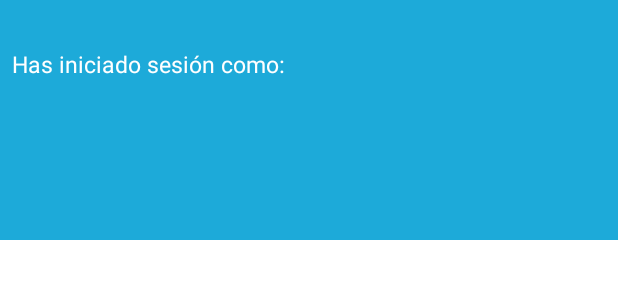
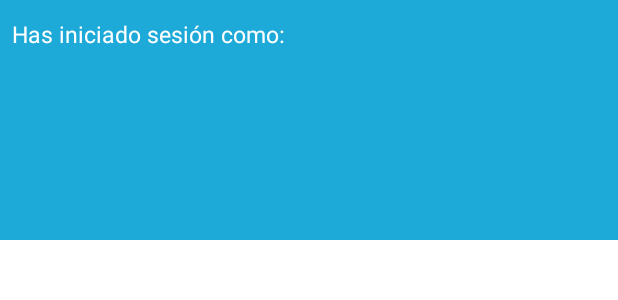
Before and after one commit to TuTonyProgramador/ProyectoFinal, an Android app: the layout nav_header.xml on its own in the app's theme, with its tools: preview values and no code run, on a phone screen of 412 x 824 dp. Shown: the top 300 px of the screen. Run offline under Robolectric (Android 15) with nearby library versions, the light colour scheme and no system bars.

Commit message:
Entrega actualizada

```diff
--- a/app/src/main/java/com/example/proyectofinal/login/LoginActivity.kt
+++ b/app/src/main/java/com/example/proyectofinal/login/LoginActivity.kt
@@ -53,6 +53,8 @@ class LoginActivity : AppCompatActivity() {
                                 )
                             )
 
+                        Toast.makeText(this, "Nuevo usuario creado", Toast.LENGTH_SHORT).show()
+
                         // Accedemos a la pantalla InicioActivity, para dar la bienvenida al usuario
                         val intent = Intent(this, MainActivity::class.java)
                         startActivity(intent)
--- a/app/src/main/res/layout/nav_header.xml
+++ b/app/src/main/res/layout/nav_header.xml
@@ -12,7 +12,7 @@
         android:id="@+id/NombreUsu"
         android:layout_width="match_parent"
         android:layout_height="wrap_content"
-        android:layout_marginTop="24dp"
+        android:layout_marginTop="4dp"
         android:text="Has iniciado sesión como:"
         android:textColor="@color/white"
         android:textSize="15dp"
@@ -24,9 +24,10 @@
         android:id="@+id/CorreoUsu"
         android:layout_width="match_parent"
         android:layout_height="wrap_content"
-        android:layout_marginBottom="28dp"
+        android:layout_marginBottom="16dp"
         android:textColor="@color/white"
         android:textSize="15dp"
+        android:maxLines="2"
         app:layout_constraintBottom_toBottomOf="parent"
         app:layout_constraintEnd_toEndOf="parent"
         app:layout_constraintStart_toStartOf="parent" />
@@ -35,7 +36,7 @@
         android:id="@+id/Nombre"
         android:layout_width="match_parent"
         android:layout_height="wrap_content"
-        android:layout_marginTop="16dp"
+        android:layout_marginTop="13dp"
         android:textColor="@color/white"
         android:textSize="15dp"
         app:layout_constraintEnd_toEndOf="parent"
```
